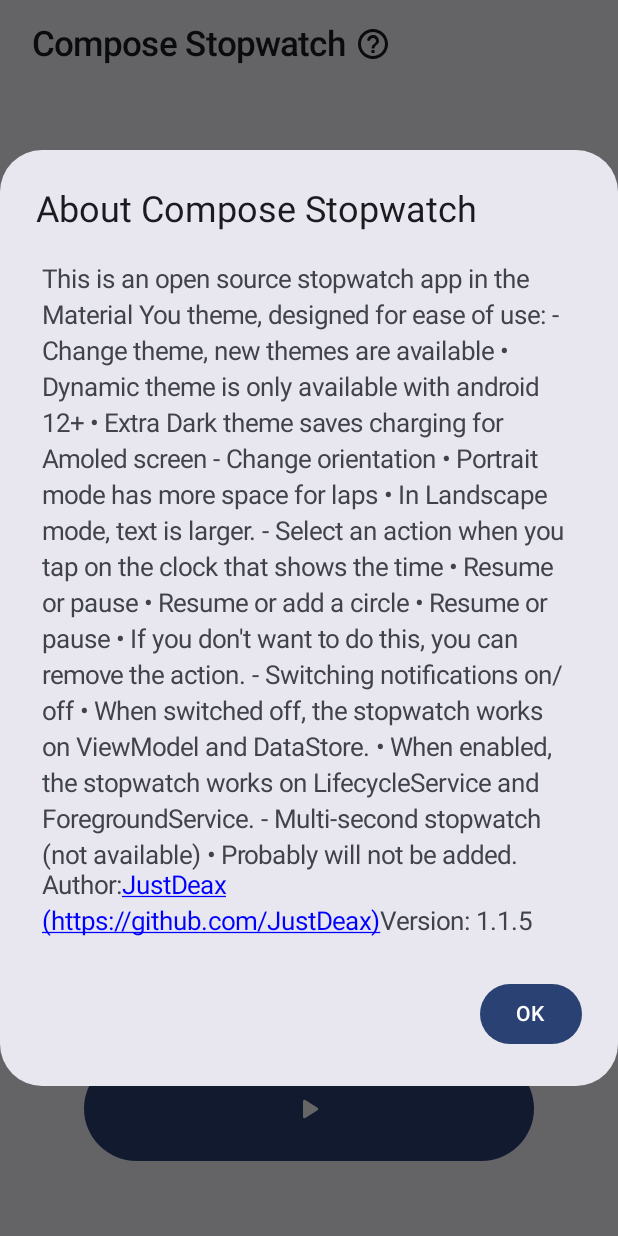
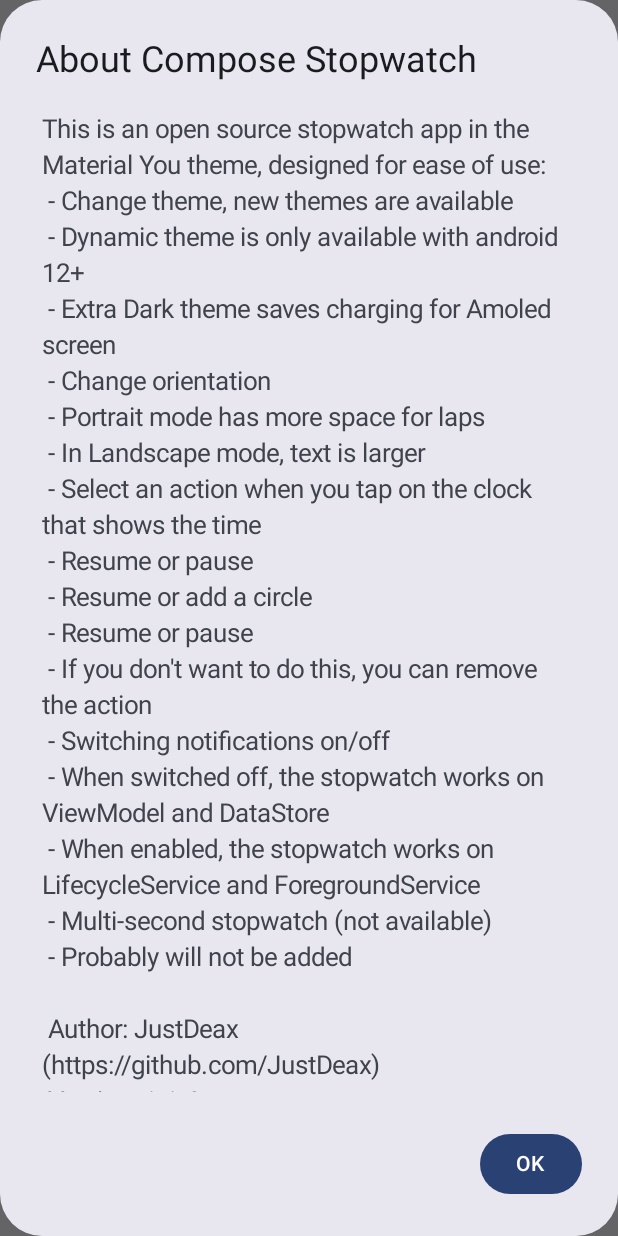
Before and after one commit to JustDeax/ComposeStopwatch, an Android app built with Jetpack Compose: the screen it shows after launch (AppActivity), after a tap on "Compose Stopwatch", on a phone screen of 412 x 824 dp. Run offline under Robolectric (Android 15) with nearby library versions, the phone set to English and light mode, and no system bars; our stand-ins replace livedata-compose.

Commit message:
1.1.6 build 3 UPDATE STRINGS AND DIALOGS ABOUT APP

```diff
--- a/app/build.gradle.kts
+++ b/app/build.gradle.kts
@@ -13,7 +13,7 @@ android {
         minSdk = 23
         targetSdk = 34
         versionCode = 1
-        versionName = "1.1.5"
+        versionName = "1.1.6"
         testInstrumentationRunner = "androidx.test.runner.AndroidJUnitRunner"
         vectorDrawables { useSupportLibrary = true }
     }
--- a/app/src/main/res/values/strings.xml
+++ b/app/src/main/res/values/strings.xml
@@ -53,26 +53,29 @@
 
     <string name="about_app">About Compose Stopwatch</string>
     <string name="about_app_desc">
-This is an open source stopwatch app in the Material You theme, designed for ease of use:
-- Change theme, new themes are available
-    • Dynamic theme is only available with android 12+
-    • Extra Dark theme saves charging for Amoled screen
-- Change orientation
-    • Portrait mode has more space for laps
-    • In Landscape mode, text is larger.
-- Select an action when you tap on the clock that shows the time
-    • Resume or pause
-    • Resume or add a circle
-    • Resume or pause
-    • If you don't want to do this, you can remove the action.
-- Switching notifications on/off
-    • When switched off, the stopwatch works on ViewModel and DataStore.
-    • When enabled, the stopwatch works on LifecycleService and ForegroundService.
-- Multi-second stopwatch (not available)
-    • Probably will not be added.
+This is an open source stopwatch app in the Material You theme, designed for ease of use:\n
+- Change theme, new themes are available\n
+    - Dynamic theme is only available with android 12+\n
+    - Extra Dark theme saves charging for Amoled screen\n
+- Change orientation\n
+    - Portrait mode has more space for laps\n
+    - In Landscape mode, text is larger\n
+- Select an action when you tap on the clock that shows the time\n
+    - Resume or pause\n
+    - Resume or add a circle\n
+    - Resume or pause\n
+    - If you don't want to do this, you can remove the action\n
+- Switching notifications on/off\n
+    - When switched off, the stopwatch works on ViewModel and DataStore\n
+    - When enabled, the stopwatch works on LifecycleService and ForegroundService\n
+- Multi-second stopwatch (not available)\n
+    - Probably will not be added\n
+\n
+Author: JustDeax (https://github.com/JustDeax)\n
+Version: 1.1.6
     </string>
     <string name="about_app_desc_a">Author: </string>
     <string name="about_app_desc_l">JustDeax (https://github.com/JustDeax)</string>
-    <string name="about_app_desc_v">Version: 1.1.5</string>
+    <string name="about_app_desc_v">Version: 1.1.6</string>
 
 </resources>
```
